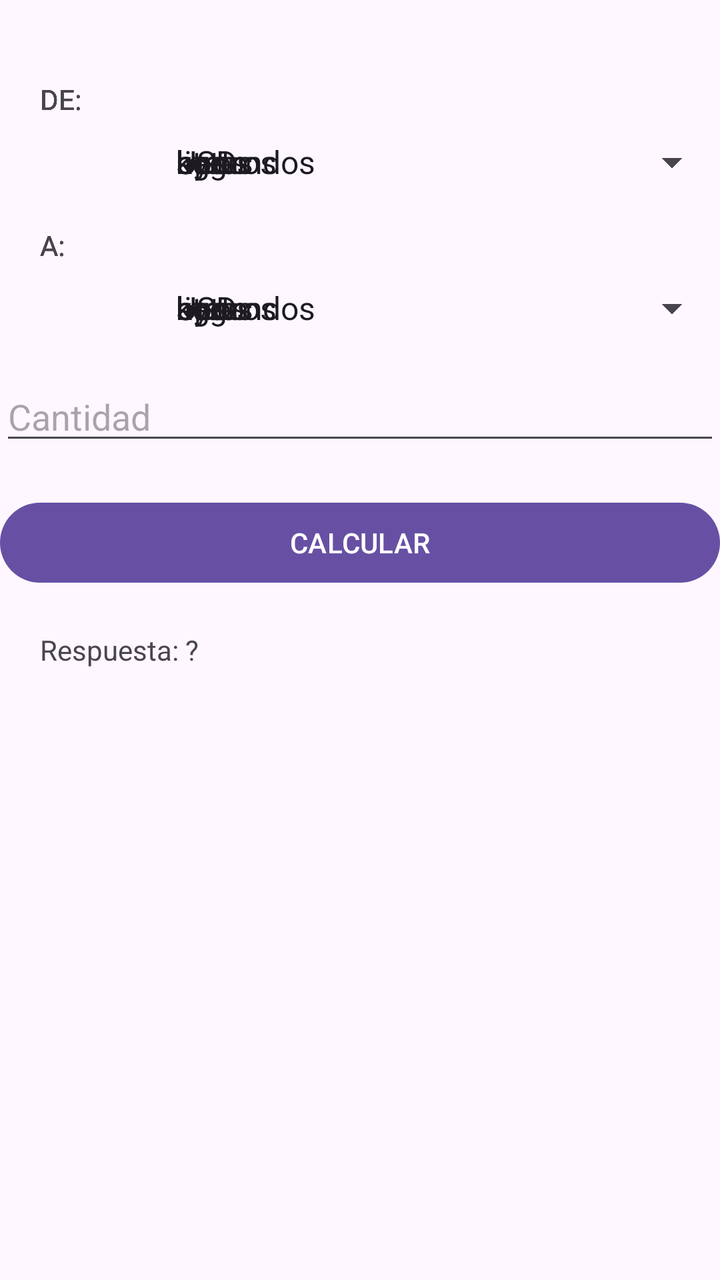
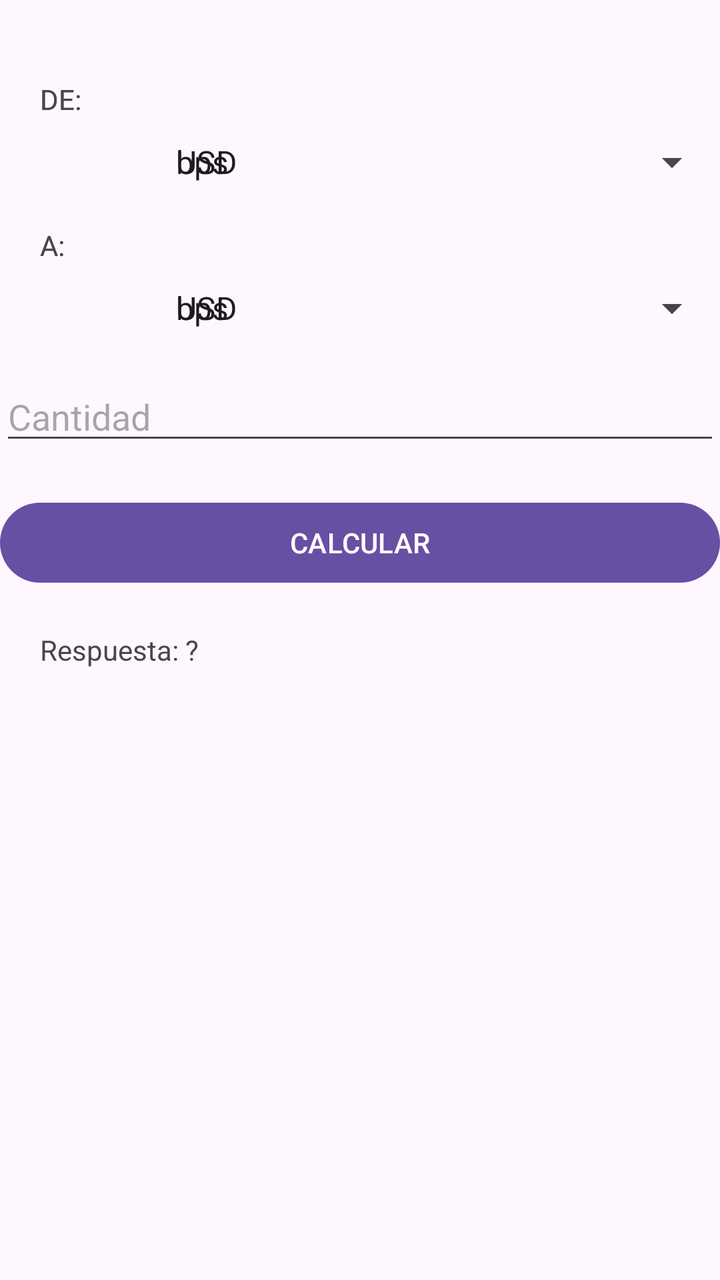

Compare the two renders of this Android layout. The source of the first and the diff that turns it into the second are given below.
<!-- AndroidManifest.xml: application theme Theme.MyApplication -->
<!-- res/layout/activity_main.xml -->
<?xml version="1.0" encoding="utf-8"?>
<RelativeLayout xmlns:android="http://schemas.android.com/apk/res/android"
    xmlns:app="http://schemas.android.com/apk/res-auto"
    xmlns:tools="http://schemas.android.com/tools"
    android:id="@+id/main"
    android:layout_width="match_parent"
    android:layout_height="match_parent"
    tools:context=".MainActivity">

    <TabHost
        android:id="@+id/tbhConversor"
        android:layout_width="match_parent"
        android:layout_height="wrap_content">

        <LinearLayout
            android:layout_width="match_parent"
            android:layout_height="match_parent"
            android:orientation="vertical">

            <TabWidget
                android:id="@android:id/tabs"
                android:layout_width="match_parent"
                android:layout_height="wrap_content" />

            <FrameLayout
                android:id="@android:id/tabcontent"
                android:layout_width="match_parent"
                android:layout_height="match_parent">

                
                <RelativeLayout
                    android:id="@+id/tabMonedas"
                    android:layout_width="match_parent"
                    android:layout_height="match_parent"
                    android:orientation="vertical">

                    <TextView
                        android:id="@+id/lblDeMonedas"
                        android:text="DE: "
                        android:layout_marginTop="40dp"
                        android:layout_marginLeft="20dp"
                        android:layout_width="wrap_content"
                        android:layout_height="wrap_content"/>

                    <Spinner
                        android:entries="@array/monedas"
                        android:id="@+id/spnDeMonedas"
                        android:layout_below="@id/lblDeMonedas"
                        android:layout_marginLeft="80dp"
                        android:layout_marginTop="10dp"
                        android:layout_width="match_parent"
                        android:layout_height="wrap_content"/>

                    <TextView
                        android:id="@+id/lblAMonedas"
                        android:text="A: "
                        android:layout_below="@id/spnDeMonedas"
                        android:layout_marginTop="20dp"
                        android:layout_marginLeft="20dp"
                        android:layout_width="wrap_content"
                        android:layout_height="wrap_content"/>

                    <Spinner
                        android:entries="@array/monedas"
                        android:id="@+id/spnAMonedas"
                        android:layout_below="@id/lblAMonedas"
                        android:layout_marginLeft="80dp"
                        android:layout_marginTop="10dp"
                        android:layout_width="match_parent"
                        android:layout_height="wrap_content"/>
                </RelativeLayout>

                
                <RelativeLayout
                    android:id="@+id/tabMasa"
                    android:layout_width="match_parent"
                    android:layout_height="match_parent"
                    android:orientation="vertical">

                    <TextView
                        android:id="@+id/lblDeMasa"
                        android:text="DE: "
                        android:layout_marginTop="40dp"
                        android:layout_marginLeft="20dp"
                        android:layout_width="wrap_content"
                        android:layout_height="wrap_content"/>

                    <Spinner
                        android:entries="@array/masa"
                        android:id="@+id/spnDeMasa"
                        android:layout_below="@id/lblDeMasa"
                        android:layout_marginLeft="80dp"
                        android:layout_marginTop="10dp"
                        android:layout_width="match_parent"
                        android:layout_height="wrap_content"/>

                    <TextView
                        android:id="@+id/lblAMasa"
                        android:text="A: "
                        android:layout_below="@id/spnDeMasa"
                        android:layout_marginTop="20dp"
                        android:layout_marginLeft="20dp"
                        android:layout_width="wrap_content"
                        android:layout_height="wrap_content"/>

                    <Spinner
                        android:entries="@array/masa"
                        android:id="@+id/spnAMasa"
                        android:layout_below="@id/lblAMasa"
                        android:layout_marginLeft="80dp"
                        android:layout_marginTop="10dp"
                        android:layout_width="match_parent"
                        android:layout_height="wrap_content"/>

                </RelativeLayout>

                <RelativeLayout
                    android:id="@+id/tabVolumen"
                    android:layout_width="match_parent"
                    android:layout_height="match_parent"
                    android:orientation="vertical">

                    <TextView
                        android:id="@+id/lblDeVolumen"
                        android:text="DE: "
                        android:layout_marginTop="40dp"
                        android:layout_marginLeft="20dp"
                        android:layout_width="wrap_content"
                        android:layout_height="wrap_content"/>

                    <Spinner
                        android:entries="@array/volumen"
                        android:id="@+id/spnDeVolumen"
                        android:layout_below="@id/lblDeVolumen"
                        android:layout_marginLeft="80dp"
                        android:layout_marginTop="10dp"
                        android:layout_width="match_parent"
                        android:layout_height="wrap_content"/>

                    <TextView
                        android:id="@+id/lblAVolumen"
                        android:text="A: "
                        android:layout_below="@id/spnDeVolumen"
                        android:layout_marginTop="20dp"
                        android:layout_marginLeft="20dp"
                        android:layout_width="wrap_content"
                        android:layout_height="wrap_content"/>

                    <Spinner
                        android:entries="@array/volumen"
                        android:id="@+id/spnAVolumen"
                        android:layout_below="@id/lblAVolumen"
                        android:layout_marginLeft="80dp"
                        android:layout_marginTop="10dp"
                        android:layout_width="match_parent"
                        android:layout_height="wrap_content"/>


                </RelativeLayout>

                <RelativeLayout
                    android:id="@+id/tabLongitud"
                    android:layout_width="match_parent"
                    android:layout_height="match_parent"
                    android:orientation="vertical">

                    <TextView
                        android:id="@+id/lblDeLongitud"
                        android:text="DE: "
                        android:layout_marginTop="40dp"
                        android:layout_marginLeft="20dp"
                        android:layout_width="wrap_content"
                        android:layout_height="wrap_content"/>

                    <Spinner
                        android:entries="@array/longitud"
                        android:id="@+id/spnDeLongitud"
                        android:layout_below="@id/lblDeLongitud"
                        android:layout_marginLeft="80dp"
                        android:layout_marginTop="10dp"
                        android:layout_width="match_parent"
                        android:layout_height="wrap_content"/>

                    <TextView
                        android:id="@+id/lblALongitud"
                        android:text="A: "
                        android:layout_below="@id/spnDeLongitud"
                        android:layout_marginTop="20dp"
                        android:layout_marginLeft="20dp"
                        android:layout_width="wrap_content"
                        android:layout_height="wrap_content"/>

                    <Spinner
                        android:entries="@array/longitud"
                        android:id="@+id/spnALongitud"
                        android:layout_below="@id/lblALongitud"
                        android:layout_marginLeft="80dp"
                        android:layout_marginTop="10dp"
                        android:layout_width="match_parent"
                        android:layout_height="wrap_content"/>

                </RelativeLayout>

                <RelativeLayout
                    android:id="@+id/tabAlmacenamiento"
                    android:layout_width="match_parent"
                    android:layout_height="match_parent"
                    android:orientation="vertical">

                    <TextView
                        android:id="@+id/lblDeAlmacenamiento"
                        android:text="DE: "
                        android:layout_marginTop="40dp"
                        android:layout_marginLeft="20dp"
                        android:layout_width="wrap_content"
                        android:layout_height="wrap_content"/>

                    <Spinner
                        android:entries="@array/almacenamiento"
                        android:id="@+id/spnDeAlmacenamiento"
                        android:layout_below="@id/lblDeAlmacenamiento"
                        android:layout_marginLeft="80dp"
                        android:layout_marginTop="10dp"
                        android:layout_width="match_parent"
                        android:layout_height="wrap_content"/>

                    <TextView
                        android:id="@+id/lblAAlmacenamiento"
                        android:text="A: "
                        android:layout_below="@id/spnDeAlmacenamiento"
                        android:layout_marginTop="20dp"
                        android:layout_marginLeft="20dp"
                        android:layout_width="wrap_content"
                        android:layout_height="wrap_content"/>

                    <Spinner
                        android:entries="@array/almacenamiento"
                        android:id="@+id/spnAAlmacenamiento"
                        android:layout_below="@id/lblAAlmacenamiento"
                        android:layout_marginLeft="80dp"
                        android:layout_marginTop="10dp"
                        android:layout_width="match_parent"
                        android:layout_height="wrap_content"/>

                </RelativeLayout>

                <RelativeLayout
                    android:id="@+id/tabTiempo"
                    android:layout_width="match_parent"
                    android:layout_height="match_parent"
                    android:orientation="vertical">

                    <TextView
                        android:id="@+id/lblDeTiempo"
                        android:text="DE: "
                        android:layout_marginTop="40dp"
                        android:layout_marginLeft="20dp"
                        android:layout_width="wrap_content"
                        android:layout_height="wrap_content"/>

                    <Spinner
                        android:entries="@array/tiempo"
                        android:id="@+id/spnDeTiempo"
                        android:layout_below="@id/lblDeTiempo"
                        android:layout_marginLeft="80dp"
                        android:layout_marginTop="10dp"
                        android:layout_width="match_parent"
                        android:layout_height="wrap_content"/>

                    <TextView
                        android:id="@+id/lblATiempo"
                        android:text="A: "
                        android:layout_below="@id/spnDeTiempo"
                        android:layout_marginTop="20dp"
                        android:layout_marginLeft="20dp"
                        android:layout_width="wrap_content"
                        android:layout_height="wrap_content"/>

                    <Spinner
                        android:entries="@array/tiempo"
                        android:id="@+id/spnATiempo"
                        android:layout_below="@id/lblATiempo"
                        android:layout_marginLeft="80dp"
                        android:layout_marginTop="10dp"
                        android:layout_width="match_parent"
                        android:layout_height="wrap_content"/>

                </RelativeLayout>

                <RelativeLayout
                    android:id="@+id/tabTransferencia"
                    android:layout_width="match_parent"
                    android:layout_height="match_parent"
                    android:orientation="vertical">

                    <TextView
                        android:id="@+id/lblDeTransferencia"
                        android:text="DE: "
                        android:layout_marginTop="40dp"
                        android:layout_marginLeft="20dp"
                        android:layout_width="wrap_content"
                        android:layout_height="wrap_content"/>

                    <Spinner
                        android:entries="@array/transferencia"
                        android:id="@+id/spnDeTransferencia"
                        android:layout_below="@id/lblDeTransferencia"
                        android:layout_marginLeft="80dp"
                        android:layout_marginTop="10dp"
                        android:layout_width="match_parent"
                        android:layout_height="wrap_content"/>

                    <TextView
                        android:id="@+id/lblATransferencia"
                        android:text="A: "
                        android:layout_below="@id/spnDeTransferencia"
                        android:layout_marginTop="20dp"
                        android:layout_marginLeft="20dp"
                        android:layout_width="wrap_content"
                        android:layout_height="wrap_content"/>

                    <Spinner
                        android:entries="@array/transferencia"
                        android:id="@+id/spnATransferencia"
                        android:layout_below="@id/lblATransferencia"
                        android:layout_marginLeft="80dp"
                        android:layout_marginTop="10dp"
                        android:layout_width="match_parent"
                        android:layout_height="wrap_content"/>

                </RelativeLayout>


            </FrameLayout>
        </LinearLayout>
    </TabHost>

    
    <EditText
        android:hint="Cantidad"
        android:id="@+id/txtCantidad"
        android:layout_below="@id/tbhConversor"
        android:layout_marginTop="20dp"
        android:layout_width="match_parent"
        android:layout_height="wrap_content"/>

    <Button
        android:id="@+id/btnCalcular"
        android:layout_below="@id/txtCantidad"
        android:layout_marginTop="20dp"
        android:text="CALCULAR"
        android:layout_width="match_parent"
        android:layout_height="wrap_content"/>

    <TextView
        android:id="@+id/lblRespuesta"
        android:layout_below="@id/btnCalcular"
        android:layout_marginTop="20dp"
        android:layout_marginLeft="20dp"
        android:text="Respuesta: ?"
        android:layout_width="wrap_content"
        android:layout_height="wrap_content"/>
</RelativeLayout>
<!-- resources referenced by this layout -->
<resources>
  <string-array name="almacenamiento">
          <item>bytes</item>
          <item>kilobytes</item>
          <item>megabytes</item>
          <item>gigabytes</item>
          <item>terabytes</item>
          <item>petabytes</item>
          <item>exabytes</item>
          <item>zettabytes</item>
          <item>yottabytes</item>
          <item>kilobits</item>
      </string-array>
  <string-array name="longitud">
          <item>metros</item>
          <item>centímetros</item>
          <item>kilómetros</item>
          <item>millas</item>
          <item>pies</item>
          <item>yardas</item>
          <item>pulgadas</item>
          <item>millas náuticas</item>
          <item>nanómetros</item>
          <item>micrómetros</item>
      </string-array>
  <string-array name="masa">
          <item>kg</item>
          <item>g</item>
          <item>lb</item>
          <item>oz</item>
          <item>tonelada</item>
          <item>grano</item>
          <item>stone</item>
          <item>quintal</item>
          <item>miligramos</item>
          <item>microgramos</item>
      </string-array>
  <string-array name="monedas">
          <item>USD</item>
          <item>EUR</item>
          <item>MXN</item>
          <item>GBP</item>
          <item>JPY</item>
          <item>AUD</item>
          <item>CAD</item>
          <item>CHF</item>
          <item>INR</item>
          <item>CNY</item>
      </string-array>
  <string-array name="tiempo">
          <item>segundos</item>
          <item>minutos</item>
          <item>horas</item>
          <item>días</item>
          <item>semanas</item>
          <item>meses</item>
          <item>años</item>
          <item>milisegundos</item>
          <item>microsegundos</item>
          <item>nanosegundos</item>
      </string-array>
  <string-array name="transferencia">
          <item>bps</item>
          <item>kbps</item>
          <item>mbps</item>
          <item>gbps</item>
          <item>tbps</item>
          <item>bytes/s</item>
          <item>kilobytes/s</item>
          <item>megabytes/s</item>
          <item>gigabytes/s</item>
          <item>terabytes/s</item>
      </string-array>
  <string-array name="volumen">
          <item>litros</item>
          <item>mililitros</item>
          <item>galones</item>
          <item>onzas líquidas</item>
          <item>pintas</item>
          <item>cuartos</item>
          <item>centímetros cúbicos</item>
          <item>metros cúbicos</item>
          <item>pies cúbicos</item>
          <item>yardas cúbicas</item>
      </string-array>
  <style name="Theme.MyApplication" parent="Base.Theme.MyApplication" />
  <style name="Base.Theme.MyApplication" parent="Theme.Material3.DayNight.NoActionBar">
          
          
      </style>
</resources>

<!-- the commit's change to res/layout/activity_main.xml (unified diff, before → after) -->
@@ -27,7 +27,7 @@
                 android:layout_width="match_parent"
                 android:layout_height="match_parent">
 
-                
+
                 <RelativeLayout
                     android:id="@+id/tabMonedas"
                     android:layout_width="match_parent"
@@ -68,223 +68,6 @@
                         android:layout_marginTop="10dp"
                         android:layout_width="match_parent"
                         android:layout_height="wrap_content"/>
-                </RelativeLayout>
-
-                
-                <RelativeLayout
-                    android:id="@+id/tabMasa"
-                    android:layout_width="match_parent"
-                    android:layout_height="match_parent"
-                    android:orientation="vertical">
-
-                    <TextView
-                        android:id="@+id/lblDeMasa"
-                        android:text="DE: "
-                        android:layout_marginTop="40dp"
-                        android:layout_marginLeft="20dp"
-                        android:layout_width="wrap_content"
-                        android:layout_height="wrap_content"/>
-
-                    <Spinner
-                        android:entries="@array/masa"
-                        android:id="@+id/spnDeMasa"
-                        android:layout_below="@id/lblDeMasa"
-                        android:layout_marginLeft="80dp"
-                        android:layout_marginTop="10dp"
-                        android:layout_width="match_parent"
-                        android:layout_height="wrap_content"/>
-
-                    <TextView
-                        android:id="@+id/lblAMasa"
-                        android:text="A: "
-                        android:layout_below="@id/spnDeMasa"
-                        android:layout_marginTop="20dp"
-                        android:layout_marginLeft="20dp"
-                        android:layout_width="wrap_content"
-                        android:layout_height="wrap_content"/>
-
-                    <Spinner
-                        android:entries="@array/masa"
-                        android:id="@+id/spnAMasa"
-                        android:layout_below="@id/lblAMasa"
-                        android:layout_marginLeft="80dp"
-                        android:layout_marginTop="10dp"
-                        android:layout_width="match_parent"
-                        android:layout_height="wrap_content"/>
-
-                </RelativeLayout>
-
-                <RelativeLayout
-                    android:id="@+id/tabVolumen"
-                    android:layout_width="match_parent"
-                    android:layout_height="match_parent"
-                    android:orientation="vertical">
-
-                    <TextView
-                        android:id="@+id/lblDeVolumen"
-                        android:text="DE: "
-                        android:layout_marginTop="40dp"
-                        android:layout_marginLeft="20dp"
-                        android:layout_width="wrap_content"
-                        android:layout_height="wrap_content"/>
-
-                    <Spinner
-                        android:entries="@array/volumen"
-                        android:id="@+id/spnDeVolumen"
-                        android:layout_below="@id/lblDeVolumen"
-                        android:layout_marginLeft="80dp"
-                        android:layout_marginTop="10dp"
-                        android:layout_width="match_parent"
-                        android:layout_height="wrap_content"/>
-
-                    <TextView
-                        android:id="@+id/lblAVolumen"
-                        android:text="A: "
-                        android:layout_below="@id/spnDeVolumen"
-                        android:layout_marginTop="20dp"
-                        android:layout_marginLeft="20dp"
-                        android:layout_width="wrap_content"
-                        android:layout_height="wrap_content"/>
-
-                    <Spinner
-                        android:entries="@array/volumen"
-                        android:id="@+id/spnAVolumen"
-                        android:layout_below="@id/lblAVolumen"
-                        android:layout_marginLeft="80dp"
-                        android:layout_marginTop="10dp"
-                        android:layout_width="match_parent"
-                        android:layout_height="wrap_content"/>
-
-
-                </RelativeLayout>
-
-                <RelativeLayout
-                    android:id="@+id/tabLongitud"
-                    android:layout_width="match_parent"
-                    android:layout_height="match_parent"
-                    android:orientation="vertical">
-
-                    <TextView
-                        android:id="@+id/lblDeLongitud"
-                        android:text="DE: "
-                        android:layout_marginTop="40dp"
-                        android:layout_marginLeft="20dp"
-                        android:layout_width="wrap_content"
-                        android:layout_height="wrap_content"/>
-
-                    <Spinner
-                        android:entries="@array/longitud"
-                        android:id="@+id/spnDeLongitud"
-                        android:layout_below="@id/lblDeLongitud"
-                        android:layout_marginLeft="80dp"
-                        android:layout_marginTop="10dp"
-                        android:layout_width="match_parent"
-                        android:layout_height="wrap_content"/>
-
-                    <TextView
-                        android:id="@+id/lblALongitud"
-                        android:text="A: "
-                        android:layout_below="@id/spnDeLongitud"
-                        android:layout_marginTop="20dp"
-                        android:layout_marginLeft="20dp"
-                        android:layout_width="wrap_content"
-                        android:layout_height="wrap_content"/>
-
-                    <Spinner
-                        android:entries="@array/longitud"
-                        android:id="@+id/spnALongitud"
-                        android:layout_below="@id/lblALongitud"
-                        android:layout_marginLeft="80dp"
-                        android:layout_marginTop="10dp"
-                        android:layout_width="match_parent"
-                        android:layout_height="wrap_content"/>
-
-                </RelativeLayout>
-
-                <RelativeLayout
-                    android:id="@+id/tabAlmacenamiento"
-                    android:layout_width="match_parent"
-                    android:layout_height="match_parent"
-                    android:orientation="vertical">
-
-                    <TextView
-                        android:id="@+id/lblDeAlmacenamiento"
-                        android:text="DE: "
-                        android:layout_marginTop="40dp"
-                        android:layout_marginLeft="20dp"
-                        android:layout_width="wrap_content"
-                        android:layout_height="wrap_content"/>
-
-                    <Spinner
-                        android:entries="@array/almacenamiento"
-                        android:id="@+id/spnDeAlmacenamiento"
-                        android:layout_below="@id/lblDeAlmacenamiento"
-                        android:layout_marginLeft="80dp"
-                        android:layout_marginTop="10dp"
-                        android:layout_width="match_parent"
-                        android:layout_height="wrap_content"/>
-
-                    <TextView
-                        android:id="@+id/lblAAlmacenamiento"
-                        android:text="A: "
-                        android:layout_below="@id/spnDeAlmacenamiento"
-                        android:layout_marginTop="20dp"
-                        android:layout_marginLeft="20dp"
-                        android:layout_width="wrap_content"
-                        android:layout_height="wrap_content"/>
-
-                    <Spinner
-                        android:entries="@array/almacenamiento"
-                        android:id="@+id/spnAAlmacenamiento"
-                        android:layout_below="@id/lblAAlmacenamiento"
-                        android:layout_marginLeft="80dp"
-                        android:layout_marginTop="10dp"
-                        android:layout_width="match_parent"
-                        android:layout_height="wrap_content"/>
-
-                </RelativeLayout>
-
-                <RelativeLayout
-                    android:id="@+id/tabTiempo"
-                    android:layout_width="match_parent"
-                    android:layout_height="match_parent"
-                    android:orientation="vertical">
-
-                    <TextView
-                        android:id="@+id/lblDeTiempo"
-                        android:text="DE: "
-                        android:layout_marginTop="40dp"
-                        android:layout_marginLeft="20dp"
-                        android:layout_width="wrap_content"
-                        android:layout_height="wrap_content"/>
-
-                    <Spinner
-                        android:entries="@array/tiempo"
-                        android:id="@+id/spnDeTiempo"
-                        android:layout_below="@id/lblDeTiempo"
-                        android:layout_marginLeft="80dp"
-                        android:layout_marginTop="10dp"
-                        android:layout_width="match_parent"
-                        android:layout_height="wrap_content"/>
-
-                    <TextView
-                        android:id="@+id/lblATiempo"
-                        android:text="A: "
-                        android:layout_below="@id/spnDeTiempo"
-                        android:layout_marginTop="20dp"
-                        android:layout_marginLeft="20dp"
-                        android:layout_width="wrap_content"
-                        android:layout_height="wrap_content"/>
-
-                    <Spinner
-                        android:entries="@array/tiempo"
-                        android:id="@+id/spnATiempo"
-                        android:layout_below="@id/lblATiempo"
-                        android:layout_marginLeft="80dp"
-                        android:layout_marginTop="10dp"
-                        android:layout_width="match_parent"
-                        android:layout_height="wrap_content"/>
-
                 </RelativeLayout>
 
                 <RelativeLayout
<!-- resource entries referenced after the edit -->
@@ -1,41 +1,5 @@
 <!-- resources referenced by this layout -->
 <resources>
-  <string-array name="almacenamiento">
-          <item>bytes</item>
-          <item>kilobytes</item>
-          <item>megabytes</item>
-          <item>gigabytes</item>
-          <item>terabytes</item>
-          <item>petabytes</item>
-          <item>exabytes</item>
-          <item>zettabytes</item>
-          <item>yottabytes</item>
-          <item>kilobits</item>
-      </string-array>
-  <string-array name="longitud">
-          <item>metros</item>
-          <item>centímetros</item>
-          <item>kilómetros</item>
-          <item>millas</item>
-          <item>pies</item>
-          <item>yardas</item>
-          <item>pulgadas</item>
-          <item>millas náuticas</item>
-          <item>nanómetros</item>
-          <item>micrómetros</item>
-      </string-array>
-  <string-array name="masa">
-          <item>kg</item>
-          <item>g</item>
-          <item>lb</item>
-          <item>oz</item>
-          <item>tonelada</item>
-          <item>grano</item>
-          <item>stone</item>
-          <item>quintal</item>
-          <item>miligramos</item>
-          <item>microgramos</item>
-      </string-array>
   <string-array name="monedas">
           <item>USD</item>
           <item>EUR</item>
@@ -47,18 +11,6 @@
           <item>CHF</item>
           <item>INR</item>
           <item>CNY</item>
-      </string-array>
-  <string-array name="tiempo">
-          <item>segundos</item>
-          <item>minutos</item>
-          <item>horas</item>
-          <item>días</item>
-          <item>semanas</item>
-          <item>meses</item>
-          <item>años</item>
-          <item>milisegundos</item>
-          <item>microsegundos</item>
-          <item>nanosegundos</item>
       </string-array>
   <string-array name="transferencia">
           <item>bps</item>
@@ -72,18 +24,6 @@
           <item>gigabytes/s</item>
           <item>terabytes/s</item>
       </string-array>
-  <string-array name="volumen">
-          <item>litros</item>
-          <item>mililitros</item>
-          <item>galones</item>
-          <item>onzas líquidas</item>
-          <item>pintas</item>
-          <item>cuartos</item>
-          <item>centímetros cúbicos</item>
-          <item>metros cúbicos</item>
-          <item>pies cúbicos</item>
-          <item>yardas cúbicas</item>
-      </string-array>
   <style name="Theme.MyApplication" parent="Base.Theme.MyApplication" />
   <style name="Base.Theme.MyApplication" parent="Theme.Material3.DayNight.NoActionBar">
           
